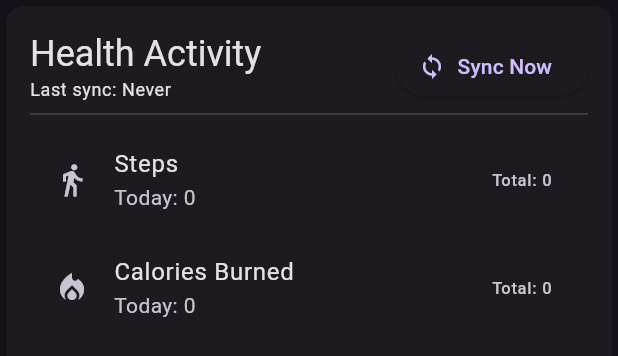
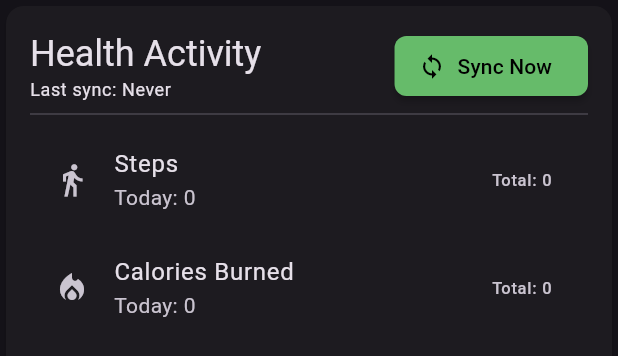
Before and after one commit to enzosv/idlefit-flutter, a Flutter app: the HealthStatsCard widget shown alone on an empty page, opened directly, on a phone screen of 412 x 824 dp. Shown: the top 356 px of the screen. Run offline on Flutter 3.47's test engine with Material 3 defaults, Android fonts, the phone set to English and light mode, and no system bars; our stand-ins replace objectbox, shared_preferences; missing offline and left inert: flame, health; accounts and stored records are empty; generated files the repository leaves out were written again.

Commit message:
format relative time

```diff
--- a/lib/models/health_data_repo.dart
+++ b/lib/models/health_data_repo.dart
@@ -93,7 +93,6 @@ class HealthDataRepo {
     if (entry == null || entry.timestamp == 0) {
       return null;
     }
-    print("latest is ${entry.timestamp}");
     return DateTime.fromMillisecondsSinceEpoch(entry.timestamp);
   }
 }
--- a/lib/util.dart
+++ b/lib/util.dart
@@ -49,3 +49,18 @@ String toLettersNotation(double number) {
   }
   return '${mantissa.toStringAsFixed(2)}$letters';
 }
+
+String formatRelativeTime(DateTime dateTime) {
+  final now = DateTime.now();
+  final difference = now.difference(dateTime);
+
+  if (difference.inMinutes < 1) {
+    return 'Just now';
+  } else if (difference.inHours < 1) {
+    return '${difference.inMinutes}m ago';
+  } else if (difference.inDays < 1) {
+    return '${difference.inHours}h ago';
+  } else {
+    return '${difference.inDays}d ago';
+  }
+}
--- a/lib/widgets/health_stats_card.dart
+++ b/lib/widgets/health_stats_card.dart
@@ -84,9 +84,11 @@ class _HealthStatsCardState extends State<HealthStatsCard> {
                     ),
                     FutureBuilder<DateTime?>(
                       future: () {
-                        final box = Provider.of<ObjectBox>(context, listen: false)
-                            .store
-                            .box<HealthDataEntry>();
+                        final box =
+                            Provider.of<ObjectBox>(
+                              context,
+                              listen: false,
+                            ).store.box<HealthDataEntry>();
                         return HealthDataRepo(box: box).latestEntryDate();
                       }(),
                       builder: (context, snapshot) {
@@ -96,21 +98,8 @@ class _HealthStatsCardState extends State<HealthStatsCard> {
                             style: Theme.of(context).textTheme.bodySmall,
                           );
                         }
-                        final lastSync = snapshot.data!;
-                        final now = DateTime.now();
-                        final difference = now.difference(lastSync);
-                        String syncText = 'Last sync: ';
-                        if (difference.inMinutes < 1) {
-                          syncText += 'Just now';
-                        } else if (difference.inHours < 1) {
-                          syncText += '${difference.inMinutes}m ago';
-                        } else if (difference.inDays < 1) {
-                          syncText += '${difference.inHours}h ago';
-                        } else {
-                          syncText += '${difference.inDays}d ago';
-                        }
                         return Text(
-                          syncText,
+                          'Last sync: ${formatRelativeTime(snapshot.data!)}',
                           style: Theme.of(context).textTheme.bodySmall,
                         );
                       },
@@ -120,12 +109,31 @@ class _HealthStatsCardState extends State<HealthStatsCard> {
                 ElevatedButton.icon(
                   icon: const Icon(Icons.sync),
                   label: const Text('Sync Now'),
+                  style: ElevatedButton.styleFrom(
+                    backgroundColor: Colors.green.shade400,
+                    foregroundColor: Colors.black,
+                    elevation: 2,
+                    shape: RoundedRectangleBorder(
+                      borderRadius: BorderRadius.circular(8),
+                    ),
+                  ),
                   onPressed: () async {
-                    final healthService = Provider.of<HealthService>(context, listen: false);
-                    final gameState = Provider.of<GameState>(context, listen: false);
-                    final objectBox = Provider.of<ObjectBox>(context, listen: false);
+                    final healthService = Provider.of<HealthService>(
+                      context,
+                      listen: false,
+                    );
+                    final gameState = Provider.of<GameState>(
+                      context,
+                      listen: false,
+                    );
+                    final objectBox = Provider.of<ObjectBox>(
+                      context,
+                      listen: false,
+                    );
                     await healthService.syncHealthData(objectBox, gameState);
-                    setState(() {}); // Trigger rebuild to refresh last sync time
+                    setState(
+                      () {},
+                    ); // Trigger rebuild to refresh last sync time
                     await _fetchData(); // Refresh displayed data
                   },
                 ),
```
